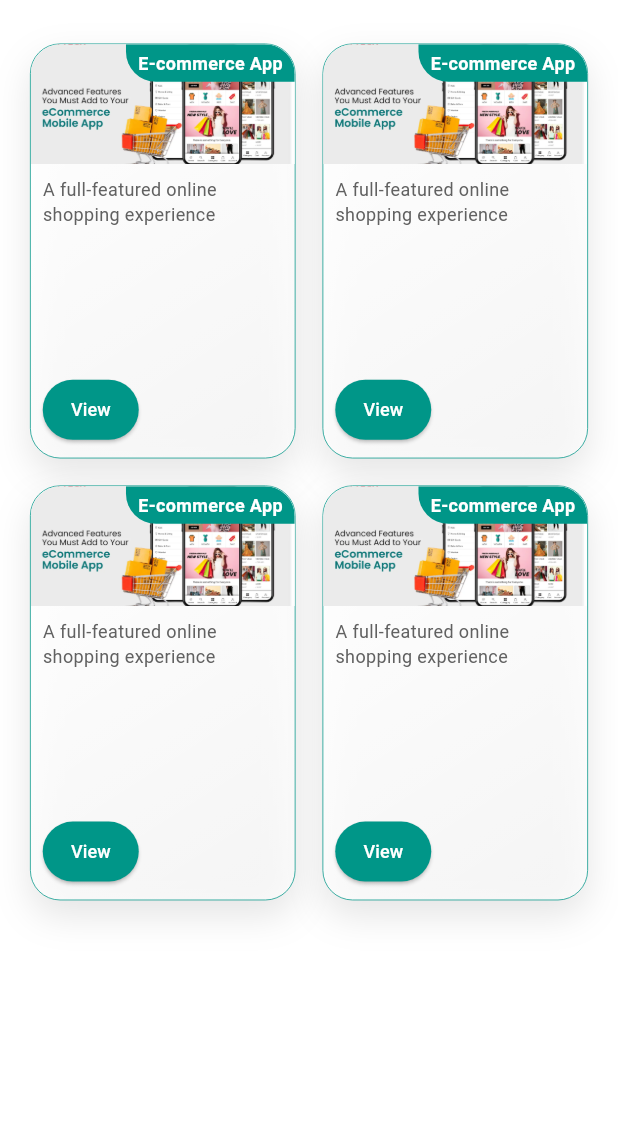
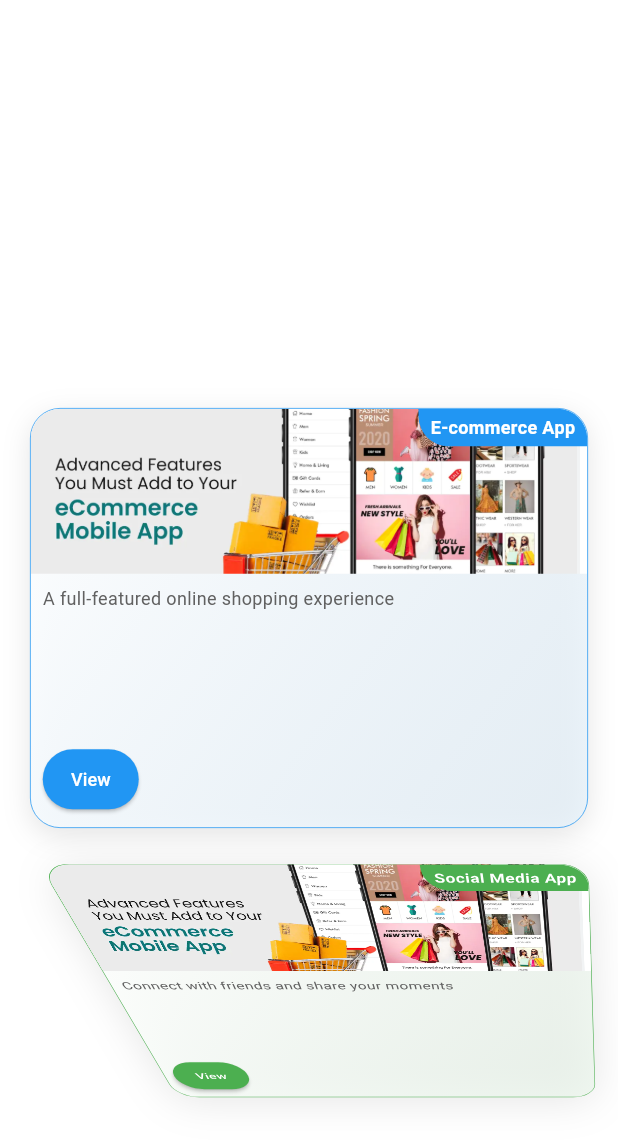
Before and after one commit to nayeemdiu/Sk-Portfolio-, a Flutter app: the ProjectScreen screen opened directly, on a phone screen of 412 x 824 dp. Shown: the top 1140 px of the screen. Run offline on Flutter 3.47's test engine with Material 3 defaults, Android fonts, the phone set to English and light mode, and no system bars; our stand-ins replace animated_text_kit, fl_chart, flutter_staggered_animations, google_fonts.

Commit message:
web+mobile view is perfectly responsive and working

```diff
--- a/lib/screen/home_screen.dart
+++ b/lib/screen/home_screen.dart
@@ -67,9 +67,9 @@ class _HomePageState extends State<HomePage> {
     return Scaffold(
       backgroundColor: Colors.white,
       // Mobile view with Drawer for Menu
-      drawer: isMobile
-          ? Drawer(child: MenuScreen(onItemSelected: updateScreen))
-          : null,
+      // drawer: isMobile
+      //     ? Drawer(child: MenuScreen(onItemSelected: updateScreen))
+      //     : null,
       appBar: isMobile
           ? AppBar(
         elevation: 0,
--- a/lib/screen/projectScreen.dart
+++ b/lib/screen/projectScreen.dart
@@ -7,6 +7,7 @@ class Project {
   final String imageUrl;
   final List<String> imageUrls;
   final Color color;
+  final Color buttonColor;
 
   Project({
     required this.title,
@@ -14,6 +15,7 @@ class Project {
     required this.imageUrl,
     required this.imageUrls,
     required this.color,
+    required this.buttonColor,
   });
 }
 
@@ -24,53 +26,156 @@ class ProjectScreen extends StatelessWidget {
       description: 'A full-featured online shopping experience',
       imageUrl: 'assets/e1.png',
       imageUrls: ['assets/e1.jpg', 'assets/e2.jpg', 'assets/e3.jpg', 'assets/e4.jpg', 'assets/e5.jpg', 'assets/e6.jpg'],
-      color: Colors.white,
+      color: Colors.blue.shade50,
+      buttonColor: Colors.blue,
+    ),
+    Project(
+      title: 'Social Media App',
+      description: 'Connect with friends and share your moments',
+      imageUrl: 'assets/e1.png',
+      imageUrls: ['assets/e1.jpg', 'assets/e2.jpg', 'assets/e3.jpg', 'assets/e4.jpg'],
+      color: Colors.green.shade50,
+      buttonColor: Colors.green,
+    ),
+    Project(
+      title: 'Fitness Tracker',
+      description: 'Monitor your health and fitness goals',
+      imageUrl: 'assets/e1.png',
+      imageUrls: ['assets/e1.jpg', 'assets/e2.jpg', 'assets/e3.jpg', 'assets/e4.jpg'],
+      color: Colors.orange.shade50,
+      buttonColor: Colors.orange,
+    ),
+    Project(
+      title: 'Recipe App',
+      description: 'Discover and share delicious recipes',
+      imageUrl: 'assets/e1.png',
+      imageUrls: ['assets/e1.jpg', 'assets/e2.jpg', 'assets/e3.jpg', 'assets/e4.jpg'],
+      color: Colors.purple.shade50,
+      buttonColor: Colors.purple,
     ),
     Project(
       title: 'E-commerce App',
       description: 'A full-featured online shopping experience',
       imageUrl: 'assets/e1.png',
       imageUrls: ['assets/e1.jpg', 'assets/e2.jpg', 'assets/e3.jpg', 'assets/e4.jpg', 'assets/e5.jpg', 'assets/e6.jpg'],
-      color: Colors.white,
+      color: Colors.blue.shade50,
+      buttonColor: Colors.blue,
+    ),
+    Project(
+      title: 'Social Media App',
+      description: 'Connect with friends and share your moments',
+      imageUrl: 'assets/e1.png',
+      imageUrls: ['assets/e1.jpg', 'assets/e2.jpg', 'assets/e3.jpg', 'assets/e4.jpg'],
+      color: Colors.green.shade50,
+      buttonColor: Colors.green,
+    ),
+    Project(
+      title: 'Fitness Tracker',
+      description: 'Monitor your health and fitness goals',
+      imageUrl: 'assets/e1.png',
+      imageUrls: ['assets/e1.jpg', 'assets/e2.jpg', 'assets/e3.jpg', 'assets/e4.jpg'],
+      color: Colors.orange.shade50,
+      buttonColor: Colors.orange,
+    ),
+    Project(
+      title: 'Recipe App',
+      description: 'Discover and share delicious recipes',
+      imageUrl: 'assets/e1.png',
+      imageUrls: ['assets/e1.jpg', 'assets/e2.jpg', 'assets/e3.jpg', 'assets/e4.jpg'],
+      color: Colors.purple.shade50,
+      buttonColor: Colors.purple,
     ),
     Project(
       title: 'E-commerce App',
       description: 'A full-featured online shopping experience',
       imageUrl: 'assets/e1.png',
       imageUrls: ['assets/e1.jpg', 'assets/e2.jpg', 'assets/e3.jpg', 'assets/e4.jpg', 'assets/e5.jpg', 'assets/e6.jpg'],
-      color: Colors.white,
+      color: Colors.blue.shade50,
+      buttonColor: Colors.blue,
+    ),
+    Project(
+      title: 'Social Media App',
+      description: 'Connect with friends and share your moments',
+      imageUrl: 'assets/e1.png',
+      imageUrls: ['assets/e1.jpg', 'assets/e2.jpg', 'assets/e3.jpg', 'assets/e4.jpg'],
+      color: Colors.green.shade50,
+      buttonColor: Colors.green,
+    ),
+    Project(
+      title: 'Fitness Tracker',
+      description: 'Monitor your health and fitness goals',
+      imageUrl: 'assets/e1.png',
+      imageUrls: ['assets/e1.jpg', 'assets/e2.jpg', 'assets/e3.jpg', 'assets/e4.jpg'],
+      color: Colors.orange.shade50,
+      buttonColor: Colors.orange,
+    ),
+    Project(
+      title: 'Recipe App',
+      description: 'Discover and share delicious recipes',
+      imageUrl: 'assets/e1.png',
+      imageUrls: ['assets/e1.jpg', 'assets/e2.jpg', 'assets/e3.jpg', 'assets/e4.jpg'],
+      color: Colors.purple.shade50,
+      buttonColor: Colors.purple,
     ),
     Project(
       title: 'E-commerce App',
       description: 'A full-featured online shopping experience',
       imageUrl: 'assets/e1.png',
       imageUrls: ['assets/e1.jpg', 'assets/e2.jpg', 'assets/e3.jpg', 'assets/e4.jpg', 'assets/e5.jpg', 'assets/e6.jpg'],
-      color: Colors.white,
+      color: Colors.blue.shade50,
+      buttonColor: Colors.blue,
     ),
-    // Add other projects here
+    Project(
+      title: 'Social Media App',
+      description: 'Connect with friends and share your moments',
+      imageUrl: 'assets/e1.png',
+      imageUrls: ['assets/e1.jpg', 'assets/e2.jpg', 'assets/e3.jpg', 'assets/e4.jpg'],
+      color: Colors.green.shade50,
+      buttonColor: Colors.green,
+    ),
+    Project(
+      title: 'Fitness Tracker',
+      description: 'Monitor your health and fitness goals',
+      imageUrl: 'assets/e1.png',
+      imageUrls: ['assets/e1.jpg', 'assets/e2.jpg', 'assets/e3.jpg', 'assets/e4.jpg'],
+      color: Colors.orange.shade50,
+      buttonColor: Colors.orange,
+    ),
+    Project(
+      title: 'Recipe App',
+      description: 'Discover and share delicious recipes',
+      imageUrl: 'assets/e1.png',
+      imageUrls: ['assets/e1.jpg', 'assets/e2.jpg', 'assets/e3.jpg', 'assets/e4.jpg'],
+      color: Colors.purple.shade50,
+      buttonColor: Colors.purple,
+    ),
   ];
 
   @override
   Widget build(BuildContext context) {
     return Scaffold(
       backgroundColor: Colors.white,
-      body: AnimationLimiter(
+      body: SafeArea(
         child: LayoutBuilder(
           builder: (context, constraints) {
-            return GridView.builder(
-              padding: EdgeInsets.symmetric(horizontal: 16, vertical: 25),
-              gridDelegate: SliverGridDelegateWithFixedCrossAxisCount(
-                crossAxisCount: constraints.maxWidth > 600 ? 3 : 2,
-                crossAxisSpacing: 10,
-                mainAxisSpacing: 10,
-                childAspectRatio: _getChildAspectRatio(constraints.maxWidth),
+            return Center(
+              child: ConstrainedBox(
+                constraints: BoxConstraints(
+                  maxHeight: constraints.maxHeight - 20, // Reduced padding
                 ),
-              itemCount: projects.length,
-              itemBuilder: (BuildContext context, int index) {
-                return AnimationConfiguration.staggeredGrid(
+                child: Padding(
+                  padding: EdgeInsets.symmetric(vertical: 10), // Reduced padding
+                  child: ListWheelScrollView.useDelegate(
+                    itemExtent: 290, // Slightly reduced item extent
+                    diameterRatio: 2.0,
+                    offAxisFraction: -0.5,
+                    physics: FixedExtentScrollPhysics(),
+                    childDelegate: ListWheelChildBuilderDelegate(
+                      childCount: projects.length,
+                      builder: (context, index) {
+                        return AnimationConfiguration.staggeredList(
                           position: index,
-                  duration: const Duration(milliseconds: 600),
-                  columnCount: constraints.maxWidth > 600 ? 3 : 2,
+                          duration: const Duration(milliseconds: 200),
                           child: SlideAnimation(
                             verticalOffset: 50.0,
                             child: FadeInAnimation(
@@ -79,21 +184,15 @@ class ProjectScreen extends StatelessWidget {
                           ),
                         );
                       },
+                    ),
+                  ),
+                ),
+              ),
             );
           },
         ),
       ),
     );
-  }
-
-  double _getChildAspectRatio(double maxWidth) {
-    if (maxWidth > 900) {
-      return 0.8; // For large screens (web)
-    } else if (maxWidth > 600) {
-      return 0.75; // For tablet screens
-    } else {
-      return 0.65; // Adjusted for mobile screens
-    }
   }
 }
 
@@ -113,15 +212,15 @@ class _ProjectCardState extends State<ProjectCard> {
   Widget build(BuildContext context) {
     final screenSize = MediaQuery.of(context).size;
     final isSmallScreen = screenSize.width <= 600;
-    final double imageHeight = isSmallScreen ? 80 : 160;
+    final double imageHeight = isSmallScreen ? 110 : 170; // Further reduced height
 
     return Padding(
-      padding: const EdgeInsets.all(4.0),
+      padding: const EdgeInsets.symmetric(horizontal: 20, vertical: 5), // Reduced vertical padding
       child: MouseRegion(
         onEnter: (_) => _onHover(true),
         onExit: (_) => _onHover(false),
         child: AnimatedContainer(
-          duration: Duration(milliseconds: 300),
+          duration: Duration(milliseconds: 100),
           curve: Curves.easeInOut,
           transform: _isHovered ? (Matrix4.identity()..scale(1.05)) : Matrix4.identity(),
           decoration: BoxDecoration(
@@ -132,15 +231,15 @@ class _ProjectCardState extends State<ProjectCard> {
             ),
             border: Border.all(
               width: 0.5,
-              color: Colors.teal,
+              color: widget.project.buttonColor,
             ),
             borderRadius: BorderRadius.circular(20),
             boxShadow: [
               BoxShadow(
                 color: _isHovered ? widget.project.color.withOpacity(0.4) : Colors.black.withOpacity(0.1),
-                spreadRadius: _isHovered ? 10 : 0,
-                blurRadius: 20,
-                offset: Offset(0, 10),
+                spreadRadius: _isHovered ? 5 : 0, // Reduced spread
+                blurRadius: 15, // Reduced blur
+                offset: Offset(0, 5), // Reduced offset
               ),
             ],
           ),
@@ -161,7 +260,7 @@ class _ProjectCardState extends State<ProjectCard> {
                     Container(
                       padding: EdgeInsets.symmetric(horizontal: 8, vertical: 4),
                       decoration: BoxDecoration(
-                        color: Colors.teal,
+                        color: widget.project.buttonColor,
                         borderRadius: BorderRadius.only(bottomLeft: Radius.circular(20)),
                       ),
                       child: Text(
@@ -169,7 +268,7 @@ class _ProjectCardState extends State<ProjectCard> {
                         style: TextStyle(
                           color: Colors.white,
                           fontWeight: FontWeight.bold,
-                          fontSize: isSmallScreen ? 12 : 14,
+                          fontSize: isSmallScreen ? 12 : 14, // Slightly reduced font size
                         ),
                       ),
                     ),
@@ -178,29 +277,29 @@ class _ProjectCardState extends State<ProjectCard> {
               ),
               Expanded(
                 child: Padding(
-                  padding: EdgeInsets.all(isSmallScreen ? 8 : 12),
+                  padding: EdgeInsets.all(isSmallScreen ? 8 : 12), // Reduced padding
                   child: Column(
                     crossAxisAlignment: CrossAxisAlignment.start,
                     mainAxisAlignment: MainAxisAlignment.spaceBetween,
                     children: [
                       Text(
                         widget.project.description,
-                        style: TextStyle(fontSize: isSmallScreen ? 12 : 14, color: Colors.grey[700]),
+                        style: TextStyle(fontSize: isSmallScreen ? 12 : 14, color: Colors.grey[700]), // Reduced font size
                         maxLines: 2,
                         overflow: TextOverflow.ellipsis,
                       ),
-                      SizedBox(height: isSmallScreen ? 5 : 10),
+                      SizedBox(height: isSmallScreen ? 5 : 10), // Reduced spacing
                       ElevatedButton(
                         onPressed: () {
                           _showImageDialog(context, widget.project.imageUrls);
                         },
-                        child: Text('View', style: TextStyle(fontSize: isSmallScreen ? 12 : 14, color: Colors.white)),
+                        child: Text('View', style: TextStyle(fontSize: isSmallScreen ? 12 : 14, color: Colors.white)), // Reduced font size
                         style: ElevatedButton.styleFrom(
                           shape: RoundedRectangleBorder(
                             borderRadius: BorderRadius.circular(30),
                           ),
-                          padding: EdgeInsets.symmetric(horizontal: isSmallScreen ? 12 : 16, vertical: isSmallScreen ? 8 : 10),
-                          backgroundColor: Colors.teal,
+                          padding: EdgeInsets.symmetric(horizontal: isSmallScreen ? 12 : 16, vertical: isSmallScreen ? 8 : 10), // Reduced padding
+                          backgroundColor: widget.project.buttonColor,
                         ),
                       ),
                     ],
@@ -263,8 +362,8 @@ class _ProjectCardState extends State<ProjectCard> {
                                 padding: EdgeInsets.symmetric(horizontal: 8),
                                 child: Image.asset(
                                   url,
-                                  width: screenSize.width > 600 ? 150 : 100,
-                                  height: 100,
+                                  width: screenSize.width > 600 ? 150 : 200,
+                                  height: MediaQuery.sizeOf(context).height*0.50,
                                   fit: BoxFit.cover,
                                 ),
                               );
@@ -277,7 +376,7 @@ class _ProjectCardState extends State<ProjectCard> {
                         onPressed: () {
                           Navigator.of(context).pop();
                         },
-                        icon: Icon(Icons.close, color: Colors.teal),
+                        icon: Icon(Icons.close, color: widget.project.buttonColor),
                       ),
                     ],
                   ),
```
Lines whose indentation alone changed are shown as unchanged.
